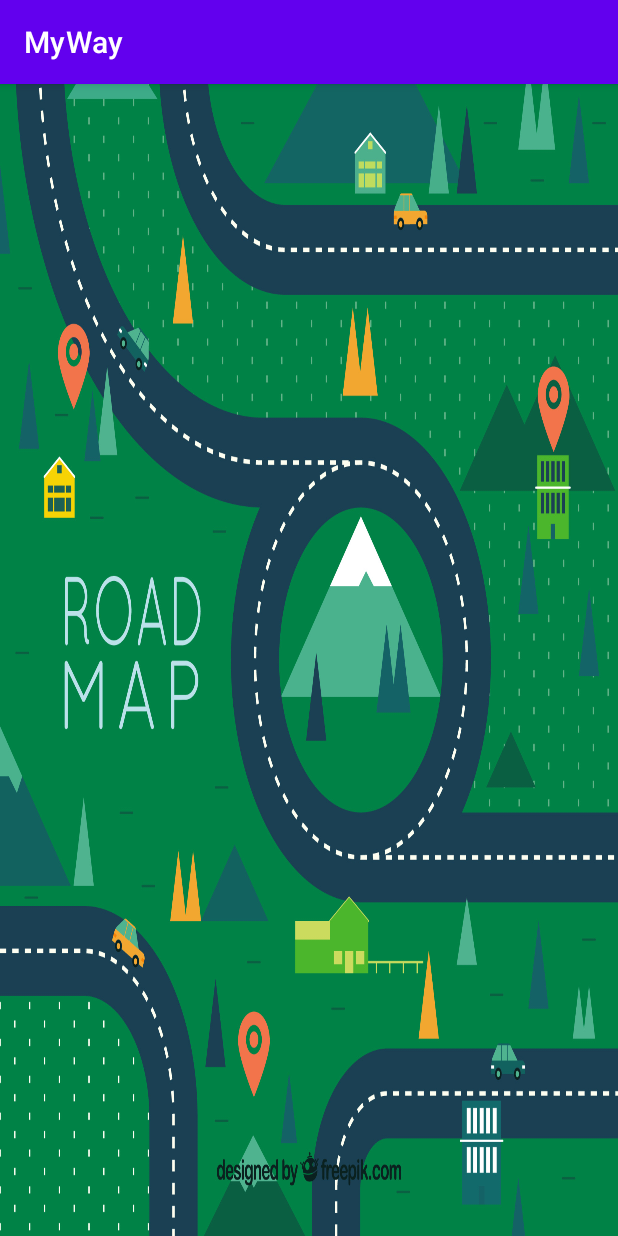
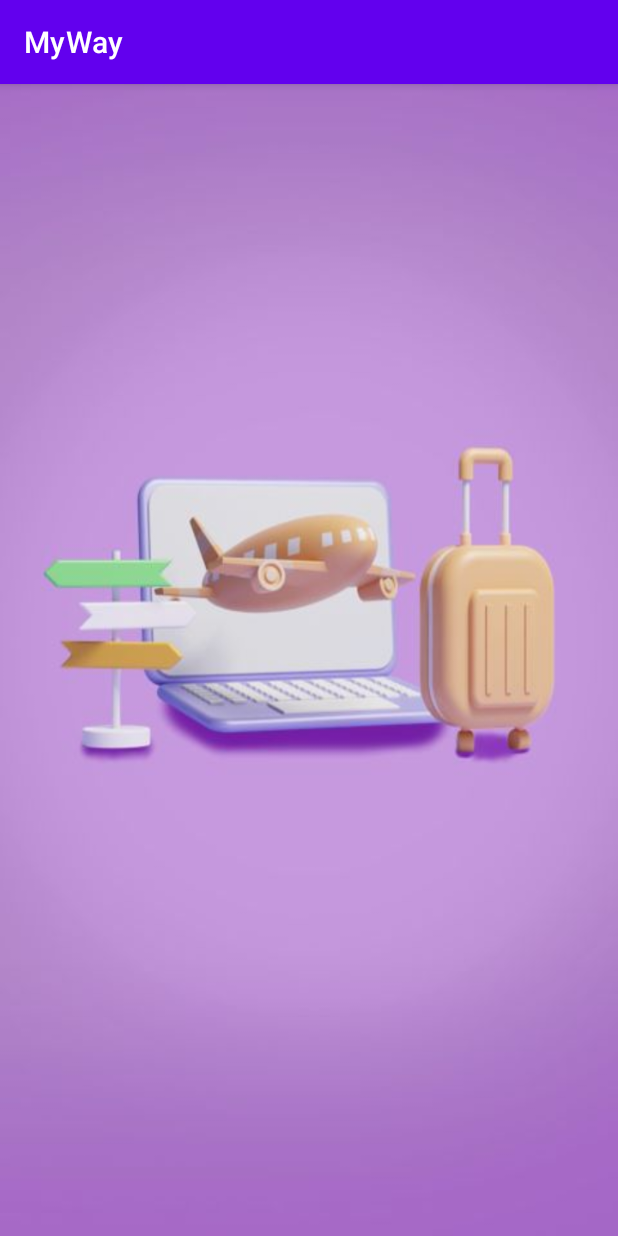
Before and after one commit to TomatoAlien/MyWay, an Android app: the paginaPrincipal screen opened directly, with no data from a screen before it, on a phone screen of 412 x 824 dp. Run offline under Robolectric (Android 15) with nearby library versions, the phone set to English and light mode, and no system bars.

```diff
--- a/app/src/main/res/layout/activity_pagina_principal.xml
+++ b/app/src/main/res/layout/activity_pagina_principal.xml
@@ -4,7 +4,7 @@
     xmlns:tools="http://schemas.android.com/tools"
     android:layout_width="match_parent"
     android:layout_height="match_parent"
-    android:background="@drawable/mapback"
+    android:background="@drawable/backk"
     tools:context=".paginaPrincipal">
 
 </androidx.constraintlayout.widget.ConstraintLayout>
```
Also changed, not shown: app/src/main/res/drawable-v24/mapback.jpg (deleted), app/src/main/res/drawable/backk.jpg (added).
